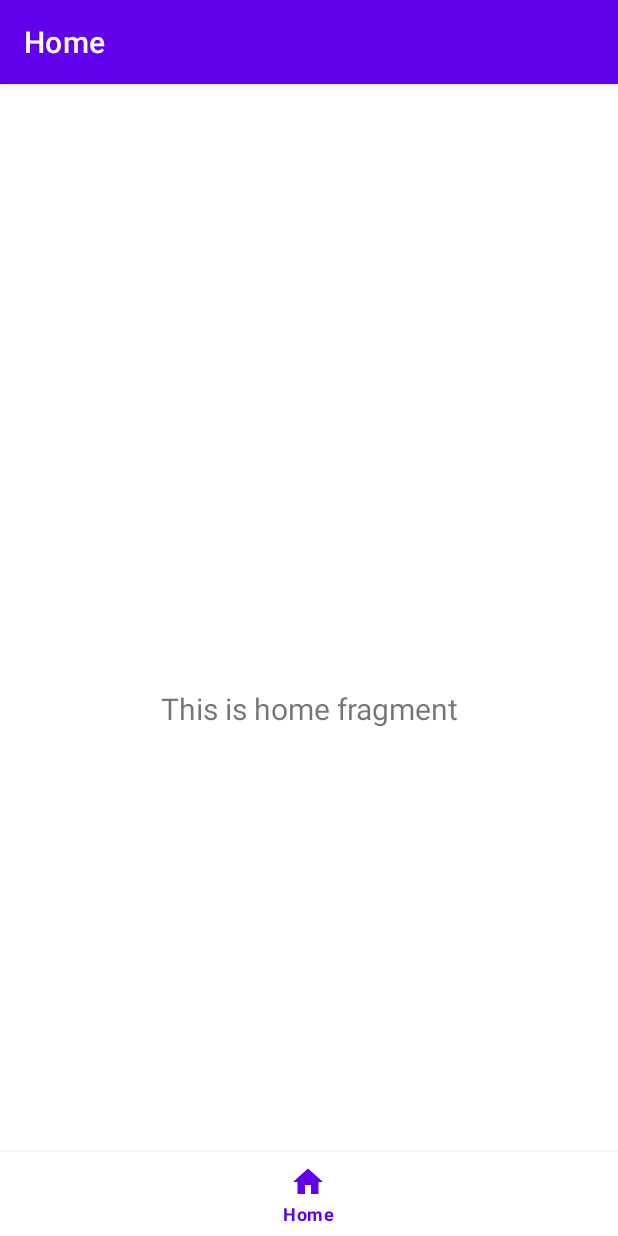
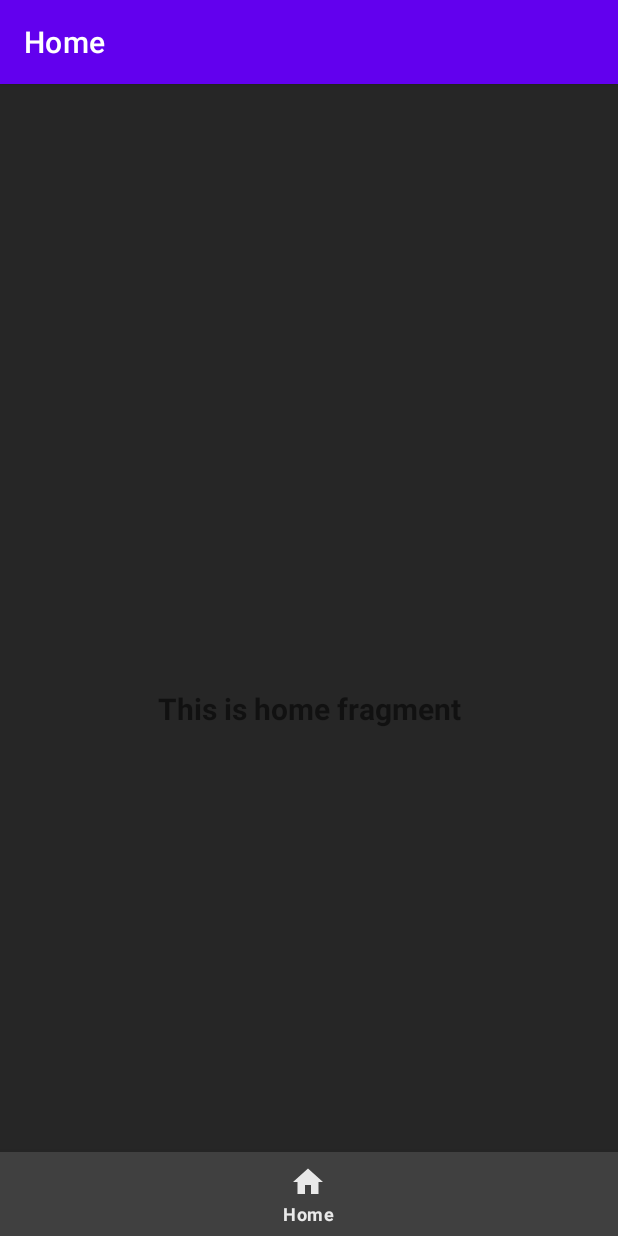
Before and after one commit to zZagro/ShitChat, an Android app: the screen it shows after launch (MainActivity), on a phone screen of 412 x 824 dp. Run offline under Robolectric (Android 15) with nearby library versions, the phone set to English and light mode, and no system bars; our stand-ins replace navigation-ui; 2 statements that could not run were skipped.

Commit message:
This is where it all begins...

```diff
--- a/app/src/main/res/layout/activity_main.xml
+++ b/app/src/main/res/layout/activity_main.xml
@@ -4,15 +4,16 @@
     android:id="@+id/container"
     android:layout_width="match_parent"
     android:layout_height="match_parent"
+    android:background="#262626"
     android:paddingTop="?attr/actionBarSize">
 
     <com.google.android.material.bottomnavigation.BottomNavigationView
         android:id="@+id/nav_view"
         android:layout_width="0dp"
         android:layout_height="wrap_content"
-        android:layout_marginStart="0dp"
-        android:layout_marginEnd="0dp"
-        android:background="?android:attr/windowBackground"
+        android:background="#404040"
+        app:itemIconTint="#E9E9E9"
+        app:itemTextColor="#E9E9E9"
         app:layout_constraintBottom_toBottomOf="parent"
         app:layout_constraintLeft_toLeftOf="parent"
         app:layout_constraintRight_toRightOf="parent"
--- a/app/src/main/res/layout/fragment_home.xml
+++ b/app/src/main/res/layout/fragment_home.xml
@@ -15,6 +15,7 @@
         android:layout_marginEnd="8dp"
         android:textAlignment="center"
         android:textSize="20sp"
+        android:textStyle="bold"
         app:layout_constraintBottom_toBottomOf="parent"
         app:layout_constraintEnd_toEndOf="parent"
         app:layout_constraintStart_toStartOf="parent"
```
